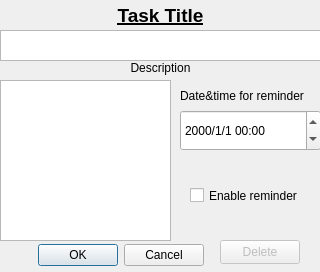
the-dummies-duo/Task-management, file newtask.ui: the form before one commit.
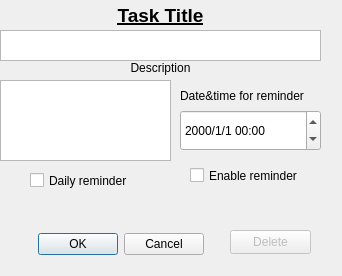
The form after the commit.

What changed in the file:
```diff
--- a/newtask.ui
+++ b/newtask.ui
@@ -6,8 +6,8 @@
    <rect>
     <x>0</x>
     <y>0</y>
-    <width>320</width>
-    <height>272</height>
+    <width>342</width>
+    <height>276</height>
    </rect>
   </property>
   <property name="windowTitle">
@@ -17,9 +17,9 @@
    <property name="geometry">
     <rect>
      <x>-40</x>
-     <y>240</y>
+     <y>230</y>
      <width>321</width>
-     <height>31</height>
+     <height>29</height>
     </rect>
    </property>
    <property name="orientation">
@@ -83,7 +83,7 @@
      <x>0</x>
      <y>80</y>
      <width>171</width>
-     <height>161</height>
+     <height>81</height>
     </rect>
    </property>
   </widget>
@@ -139,7 +139,7 @@
    <property name="geometry">
     <rect>
      <x>190</x>
-     <y>180</y>
+     <y>160</y>
      <width>121</width>
      <height>31</height>
     </rect>
@@ -154,9 +154,9 @@
    </property>
    <property name="geometry">
     <rect>
-     <x>220</x>
-     <y>240</y>
-     <width>80</width>
+     <x>230</x>
+     <y>230</y>
+     <width>81</width>
      <height>24</height>
     </rect>
    </property>
@@ -164,6 +164,19 @@
     <string>Delete</string>
    </property>
   </widget>
+  <widget class="QCheckBox" name="daily">
+   <property name="geometry">
+    <rect>
+     <x>30</x>
+     <y>170</y>
+     <width>111</width>
+     <height>21</height>
+    </rect>
+   </property>
+   <property name="text">
+    <string>Daily reminder</string>
+   </property>
+  </widget>
  </widget>
  <resources/>
  <connections>
```
